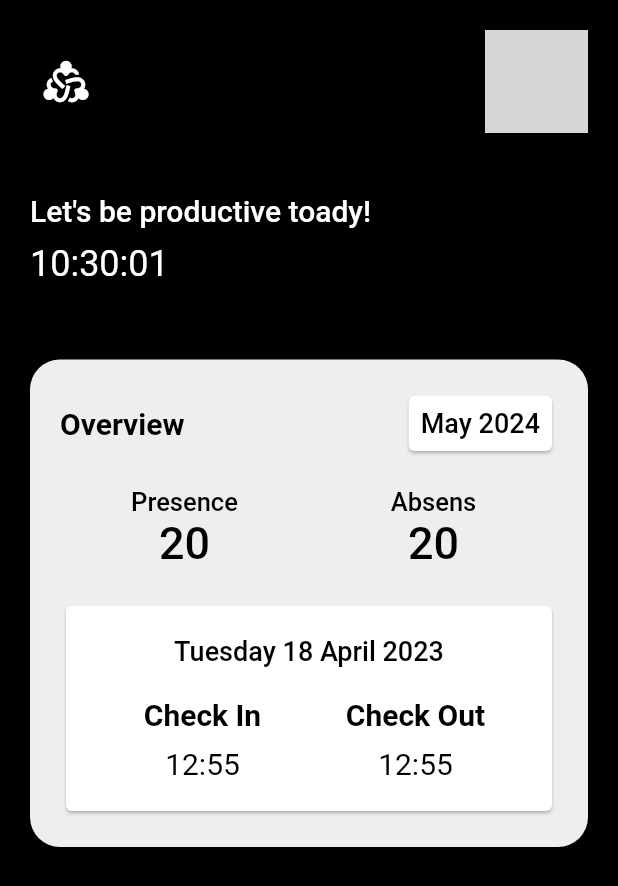
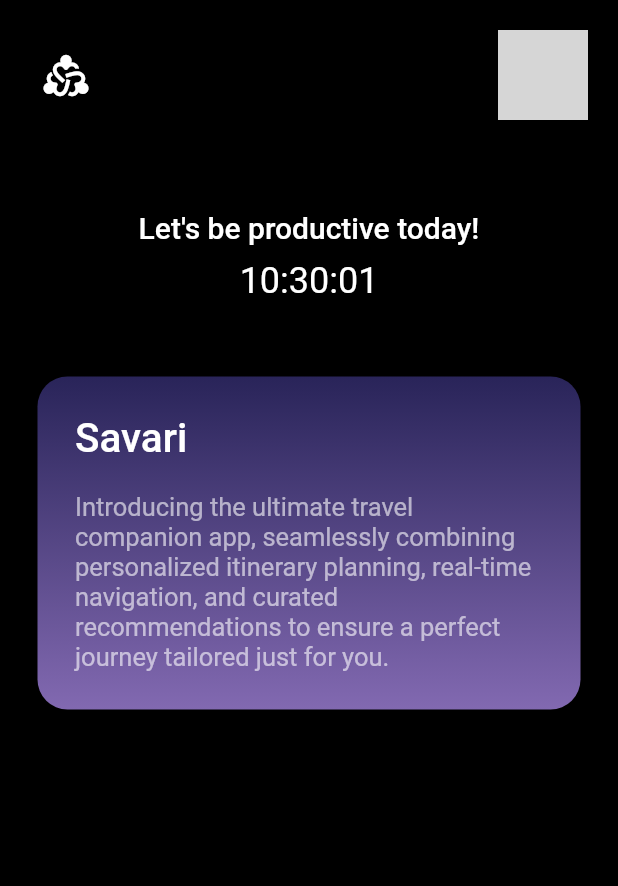
Before and after one commit to AmalNaroth/hr_management_user, a Flutter app: the DashBoardScreen screen opened by its route, on a phone screen of 412 x 824 dp. Shown: the top 886 px of the screen. Run offline on Flutter 3.47's test engine with Material 3 defaults, Android fonts, the phone set to English and light mode, and no system bars; our stand-ins replace bloc, cloud_firestore, equatable, firebase_auth, firebase_core, flutter_bloc and 4 more; accounts and stored records are empty; network calls fail; grey boxes are pictures that could not be loaded.

Commit message:
project completed

```diff
--- a/lib/features/user_side/presentation/pages/dashboard/dashboard_screen.dart
+++ b/lib/features/user_side/presentation/pages/dashboard/dashboard_screen.dart
@@ -59,24 +59,26 @@ class _DashBoardScreenState extends State<DashBoardScreen> {
 
 Widget dashBoardPage({required UserEntity data}) {
   return SafeArea(
-    child: ListView(
+    child: Column(
+      children: [
+        Padding(
           padding: const EdgeInsets.all(20),
-      children: [
-        Row(
+          child: Row(
             mainAxisAlignment: MainAxisAlignment.spaceBetween,
             children: [
               IconButton(
                 onPressed: () {
                   _skey.currentState?.openDrawer();
                 },
-              icon:
-                  const Icon(Icons.diversity_2, color: Colors.white, size: 30),
+                icon: const Icon(Icons.diversity_2,
+                    color: Colors.white, size: 30),
               ),
               CircleAvatar(
-              radius: 30.w,
+                radius: 30,
                 backgroundImage: NetworkImage(data.imageFile),
               ),
             ],
+          ),
         ),
         TextWidget(
           textValue: data.userName,
@@ -84,128 +86,51 @@ Widget dashBoardPage({required UserEntity data}) {
           fontSize: 30,
           fontWeight: FontWeight.bold,
         ),
-        fHight5,
+        const SizedBox(height: 5),
         TextWidget(
-          textValue: "Let's be productive toady!",
+          textValue: "Let's be productive today!",
           fontColors: Colors.white,
           fontSize: 20,
           fontWeight: FontWeight.w500,
         ),
-        fHight10,
+        const SizedBox(height: 10),
         const TimeWidget(),
-        fHight50,
+        const SizedBox(height: 50),
         Container(
-          padding: const EdgeInsets.all(20),
+          margin: const EdgeInsets.symmetric(horizontal: 25),
+          padding: const EdgeInsets.all(25),
           decoration: BoxDecoration(
-            color: Colors.grey.shade200,
-            borderRadius: const BorderRadius.all(
-              Radius.circular(20),
-            ),
+            borderRadius: BorderRadius.circular(20),
+            boxShadow: [
+              BoxShadow(
+                blurRadius: 5,
+                spreadRadius: 4,
+                color: Colors.black.withOpacity(0.3),
+              )
+            ],
+            gradient: const LinearGradient(colors: [
+              Color(0xff292459),
+              Color(0xff8269B1),
+            ], begin: Alignment.topCenter, end: Alignment.bottomCenter),
           ),
           child: Column(
-            children: [
-              Row(
-                mainAxisAlignment: MainAxisAlignment.spaceBetween,
+            crossAxisAlignment: CrossAxisAlignment.start,
             children: [
               TextWidget(
-                    textValue: "Overview",
-                    fontWeight: FontWeight.bold,
-                    fontSize: 20,
-                  ),
-                  Card(
-                    child: Padding(
-                      padding: const EdgeInsets.all(8.0),
-                      child: TextWidget(
-                          textValue: "May 2024",
-                          fontSize: 18,
-                          fontWeight: FontWeight.w500),
-                    ),
-                  )
-                ],
-              ),
-              fHight20,
-              Row(
-                children: [
-                  Expanded(
-                    child: Container(
-                      child: Column(
-                        children: [
-                          TextWidget(
-                              textValue: "Presence",
-                              fontSize: 17,
-                              fontWeight: FontWeight.w500),
-                          TextWidget(
-                              textValue: "20",
-                              fontSize: 30,
-                              fontWeight: FontWeight.w500)
-                        ],
-                      ),
-                    ),
-                  ),
-                  Expanded(
-                    child: Container(
-                      child: Column(
-                        children: [
-                          TextWidget(
-                              textValue: "Absens",
-                              fontSize: 17,
-                              fontWeight: FontWeight.w500),
-                          TextWidget(
-                              textValue: "20",
-                              fontSize: 30,
-                              fontWeight: FontWeight.w500)
-                        ],
-                      ),
-                    ),
-                  ),
-                ],
-              ),
-              fHight20,
-              Card(
-                child: Padding(
-                  padding: const EdgeInsets.all(20.0),
-                  child: Column(
-                    children: [
-                      TextWidget(
-                          textValue: "Tuesday 18 April 2023",
-                          fontSize: 18,
+                  textValue: "Savari",
+                  fontSize: 27,
+                  fontColors: Colors.white,
                   fontWeight: FontWeight.w500),
               fHight20,
-                      Row(
-                        children: [
-                          Expanded(
-                            child: Column(
-                              children: [
               TextWidget(
-                                    textValue: "Check In",
-                                    fontWeight: FontWeight.bold,
-                                    fontSize: 20),
-                                fHight10,
-                                TextWidget(
-                                  textValue: "12:55",
-                                  fontSize: 20,
+                textValue:
+                    "Introducing the ultimate travel companion app, seamlessly combining personalized"
+                    " itinerary planning, real-time navigation, and curated recommendations to"
+                    " ensure a perfect journey tailored just for you.",
+                fontSize: 17,
+                fontColors: Colors.white60,
+                fontWeight: FontWeight.w400,
               ),
-                              ],
-                            ),
-                          ),
-                          Expanded(
-                            child: Column(
-                              children: [
-                                TextWidget(
-                                    fontWeight: FontWeight.bold,
-                                    textValue: "Check Out",
-                                    fontSize: 20),
-                                fHight10,
-                                TextWidget(textValue: "12:55", fontSize: 20),
-                              ],
-                            ),
-                          )
-                        ],
-                      )
-                    ],
-                  ),
-                ),
-              )
             ],
           ),
         ),
@@ -241,23 +166,23 @@ Widget dashBoardDrawer(
         Card(
           child: ListTile(
             title: const Text("Profile"),
-            onTap: () =>
-                NavigatorService.popAndPushNamed(AppRoutes.userProfile,arguments: data),
+            onTap: () => NavigatorService.popAndPushNamed(AppRoutes.userProfile,
+                arguments: data),
           ),
         ),
-        Card(
-          child: ListTile(
-            title: const Text("Attendence"),
-            onTap: () => NavigatorService.popAndPushNamed(AppRoutes.attendence),
-          ),
-        ),
-        Card(
-          child: ListTile(
-            title: const Text("Leave"),
-            onTap: () =>
-                NavigatorService.popAndPushNamed(AppRoutes.leaveScreen),
-          ),
-        ),
+        // Card(
+        //   child: ListTile(
+        //     title: const Text("Attendence"),
+        //     onTap: () => NavigatorService.popAndPushNamed(AppRoutes.attendence),
+        //   ),
+        // ),
+        // Card(
+        //   child: ListTile(
+        //     title: const Text("Leave"),
+        //     onTap: () =>
+        //         NavigatorService.popAndPushNamed(AppRoutes.leaveScreen),
+        //   ),
+        // ),
         Card(
           child: ListTile(
             onTap: () {
--- a/pubspec.yaml
+++ b/pubspec.yaml
@@ -47,6 +47,7 @@ dependencies:
   firebase_messaging: ^14.7.10
   flutter_screenutil: ^5.9.0
   cloud_firestore: ^4.14.0
+  uuid: ^4.3.3
 
 dev_dependencies:
   flutter_test:
```
Also changed, not shown: lib/features/user_side/domain/leave/leave_services.dart (added, +7 -0 lines), lib/features/user_side/domain/leave/leavemodel.dart (added, +53 -0 lines), lib/features/user_side/infrastructure/entities/leave_entity.dart (added, +27 -0 lines), lib/features/user_side/presentation/pages/attendnce/apply_leave_bottomsheet.dart (+0 -51 lines), lib/features/user_side/presentation/pages/leave/leave_screen.dart (+32 -6 lines), lib/features/user_side/presentation/pages/profile/user_profile.dart (+42 -25 lines), pubspec.lock. Lines whose indentation alone changed are shown as unchanged.
